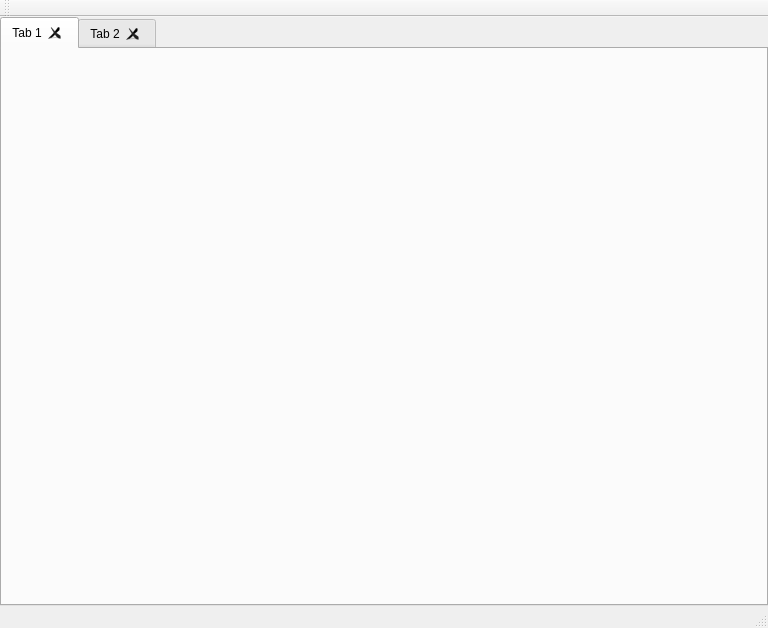
Before: the Qt Designer form src/mainwindow.ui in dapaulid/xenon, drawn with Qt 5.
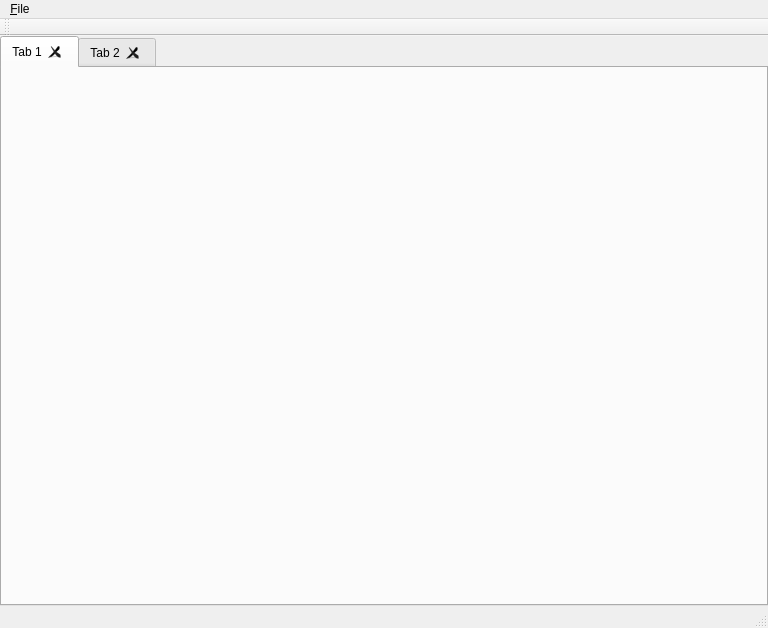
After: the same form once the commit is applied.

```diff
--- a/src/mainwindow.ui
+++ b/src/mainwindow.ui
@@ -61,6 +61,13 @@
      <height>22</height>
     </rect>
    </property>
+   <widget class="QMenu" name="menuFile">
+    <property name="title">
+     <string>&amp;File</string>
+    </property>
+    <addaction name="action_Open"/>
+   </widget>
+   <addaction name="menuFile"/>
   </widget>
   <widget class="QToolBar" name="mainToolBar">
    <attribute name="toolBarArea">
```
Left out of the diff: 7 changed lines with no effect on the pictures.
